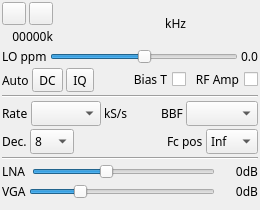
Above: plugins/samplesource/hackrfinput/hackrfinputgui.ui from f4exb/sdrangel before the change. Below: the same form after it.
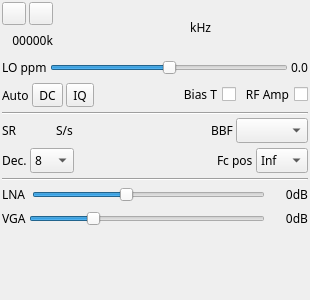
That is the form after the change. Icons and pictures are not drawn. Custom widgets are drawn as their Qt base class.

Commit message: HackRF input: continuous sample rate setting

Diff of the .ui file:
```diff
--- a/plugins/samplesource/hackrfinput/hackrfinputgui.ui
+++ b/plugins/samplesource/hackrfinput/hackrfinputgui.ui
@@ -2,24 +2,16 @@
 <ui version="4.0">
  <class>HackRFInputGui</class>
  <widget class="QWidget" name="HackRFInputGui">
-  <property name="geometry">
-   <rect>
-    <x>0</x>
-    <y>0</y>
-    <width>260</width>
-    <height>210</height>
-   </rect>
-  </property>
   <property name="sizePolicy">
-   <sizepolicy hsizetype="Preferred" vsizetype="Maximum">
+   <sizepolicy hsizetype="Minimum" vsizetype="Minimum">
     <horstretch>0</horstretch>
     <verstretch>0</verstretch>
    </sizepolicy>
   </property>
   <property name="minimumSize">
    <size>
-    <width>260</width>
-    <height>210</height>
+    <width>310</width>
+    <height>300</height>
    </size>
   </property>
   <property name="font">
@@ -49,6 +41,9 @@
    </property>
    <item>
     <layout class="QHBoxLayout" name="horizontalLayout_freq">
+     <property name="bottomMargin">
+      <number>2</number>
+     </property>
      <item>
       <layout class="QVBoxLayout" name="deviceUILayout">
        <item>
@@ -118,16 +113,10 @@
      </item>
      <item>
       <widget class="ValueDial" name="centerFrequency" native="true">
-       <property name="sizePolicy">
-        <sizepolicy hsizetype="Maximum" vsizetype="Maximum">
-         <horstretch>0</horstretch>
-         <verstretch>0</verstretch>
-        </sizepolicy>
-       </property>
        <property name="minimumSize">
         <size>
          <width>32</width>
-         <height>16</height>
+         <height>50</height>
         </size>
        </property>
        <property name="font">
@@ -171,6 +160,12 @@
    </item>
    <item>
     <layout class="QGridLayout" name="gridLayout_LOppm">
+     <property name="topMargin">
+      <number>2</number>
+     </property>
+     <property name="bottomMargin">
+      <number>2</number>
+     </property>
      <property name="spacing">
       <number>3</number>
      </property>
@@ -214,6 +209,12 @@
    </item>
    <item>
     <layout class="QGridLayout" name="gridLayout_corr">
+     <property name="topMargin">
+      <number>2</number>
+     </property>
+     <property name="bottomMargin">
+      <number>2</number>
+     </property>
      <item row="0" column="1">
       <widget class="ButtonSwitch" name="dcOffset">
        <property name="toolTip">
@@ -290,11 +291,8 @@
     </widget>
    </item>
    <item>
-    <layout class="QGridLayout" name="gridLayout_samplerate">
-     <property name="spacing">
-      <number>3</number>
-     </property>
-     <item row="0" column="0">
+    <layout class="QHBoxLayout" name="sampleRateLayout">
+     <item>
       <widget class="QLabel" name="sampleRateLabel">
        <property name="sizePolicy">
         <sizepolicy hsizetype="Maximum" vsizetype="Preferred">
@@ -302,62 +300,86 @@
          <verstretch>0</verstretch>
         </sizepolicy>
        </property>
+       <property name="minimumSize">
+        <size>
+         <width>16</width>
+         <height>0</height>
+        </size>
+       </property>
        <property name="text">
-        <string>Rate</string>
+        <string>SR</string>
        </property>
       </widget>
      </item>
-     <item row="0" column="1">
-      <widget class="QComboBox" name="sampleRate">
-       <property name="maximumSize">
+     <item>
+      <widget class="ValueDial" name="sampleRate" native="true">
+       <property name="sizePolicy">
+        <sizepolicy hsizetype="Maximum" vsizetype="Maximum">
+         <horstretch>0</horstretch>
+         <verstretch>0</verstretch>
+        </sizepolicy>
+       </property>
+       <property name="minimumSize">
         <size>
-         <width>70</width>
-         <height>16777215</height>
+         <width>32</width>
+         <height>16</height>
         </size>
        </property>
+       <property name="font">
+        <font>
+         <family>Monospace</family>
+         <pointsize>12</pointsize>
+        </font>
+       </property>
        <property name="toolTip">
         <string>Device sample rate</string>
        </property>
       </widget>
      </item>
-     <item row="0" column="4">
+     <item>
+      <widget class="QLabel" name="rateUnits">
+       <property name="text">
+        <string>S/s</string>
+       </property>
+      </widget>
+     </item>
+     <item>
+      <spacer name="horizontalSpacer_4">
+       <property name="orientation">
+        <enum>Qt::Horizontal</enum>
+       </property>
+       <property name="sizeHint" stdset="0">
+        <size>
+         <width>40</width>
+         <height>20</height>
+        </size>
+       </property>
+      </spacer>
+     </item>
+     <item>
       <widget class="QLabel" name="bbFiltLabel">
        <property name="text">
         <string>BBF</string>
        </property>
       </widget>
      </item>
-     <item row="0" column="5">
+     <item>
       <widget class="QComboBox" name="bbFilter">
        <property name="toolTip">
         <string>RF bandpas filter</string>
        </property>
       </widget>
      </item>
-     <item row="0" column="3">
-      <spacer name="horizontalSpacer">
-       <property name="orientation">
-        <enum>Qt::Horizontal</enum>
-       </property>
-       <property name="sizeHint" stdset="0">
-        <size>
-         <width>40</width>
-         <height>20</height>
-        </size>
-       </property>
-      </spacer>
-     </item>
-     <item row="0" column="2">
-      <widget class="QLabel" name="sampleRateUnits">
-       <property name="text">
-        <string>kS/s</string>
-       </property>
-      </widget>
-     </item>
     </layout>
    </item>
    <item>
     <layout class="QGridLayout" name="gridLayout_decim" columnstretch="0,0,0,0,0">
+     <property name="topMargin">
+      <number>2</number>
+     </property>
+     <property name="bottomMargin">
+      <number>2</number>
+     </property>
      <property name="spacing">
       <number>3</number>
      </property>
@@ -478,6 +500,12 @@
    </item>
    <item>
     <layout class="QGridLayout" name="gridLayout_lna">
+     <property name="topMargin">
+      <number>2</number>
+     </property>
+     <property name="bottomMargin">
+      <number>2</number>
+     </property>
      <property name="spacing">
       <number>3</number>
      </property>
@@ -539,6 +567,9 @@
    </item>
    <item>
     <layout class="QGridLayout" name="gridLayout_vga" columnstretch="0,0,0">
+     <property name="topMargin">
+      <number>2</number>
+     </property>
      <property name="spacing">
       <number>3</number>
      </property>
```
Left out of the diff: 3 changed lines with no effect on the pictures. The commit also changes 9 other files.
